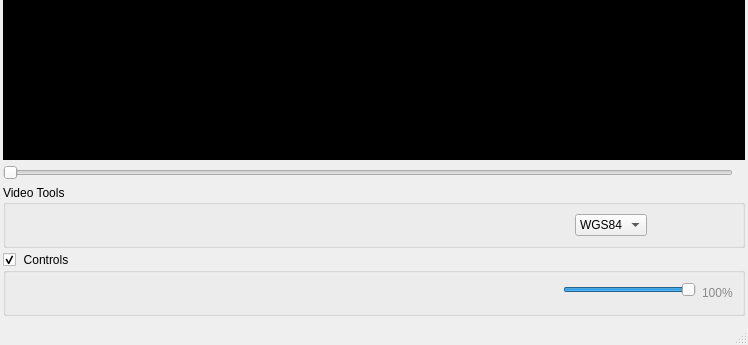
Above: code/ui/ui_FmvPlayer.ui from All4Gis/QGISFMV before the change; both pictures show x 0 to 748 and y 307 to 652 of the 748 by 652 pixel window. Below: the same form after it.
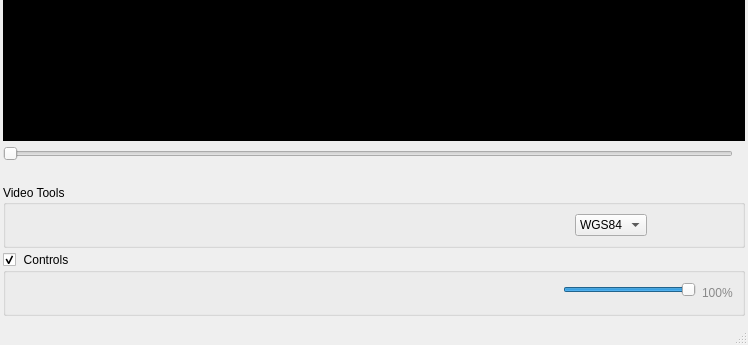
That is the form after the change. Icons and pictures are not drawn. Custom widgets are drawn as their Qt base class.

The edit to the form file:
```diff
--- a/code/ui/ui_FmvPlayer.ui
+++ b/code/ui/ui_FmvPlayer.ui
@@ -233,6 +233,16 @@
       </item>
      </layout>
     </item>
+    <item>
+     <widget class="QLabel" name="lb_prec_ts">
+      <property name="text">
+       <string/>
+      </property>
+      <property name="alignment">
+       <set>Qt::AlignRight|Qt::AlignTrailing|Qt::AlignVCenter</set>
+      </property>
+     </widget>
+    </item>
     <item>
      <widget class="QGroupBox" name="groupBox">
       <property name="title">
```
Left out of the diff: 2 changed lines with no effect on the pictures.
